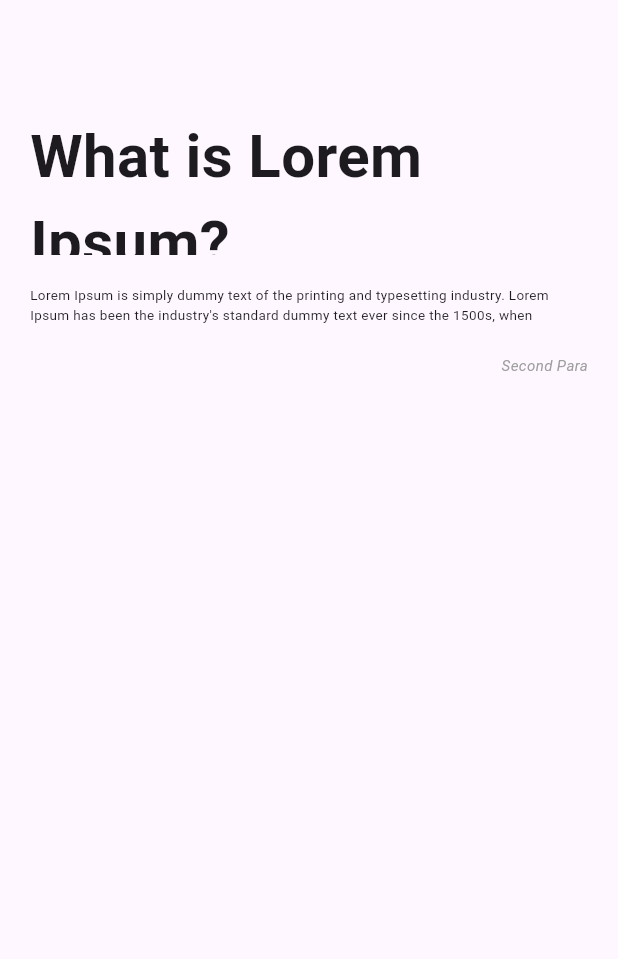
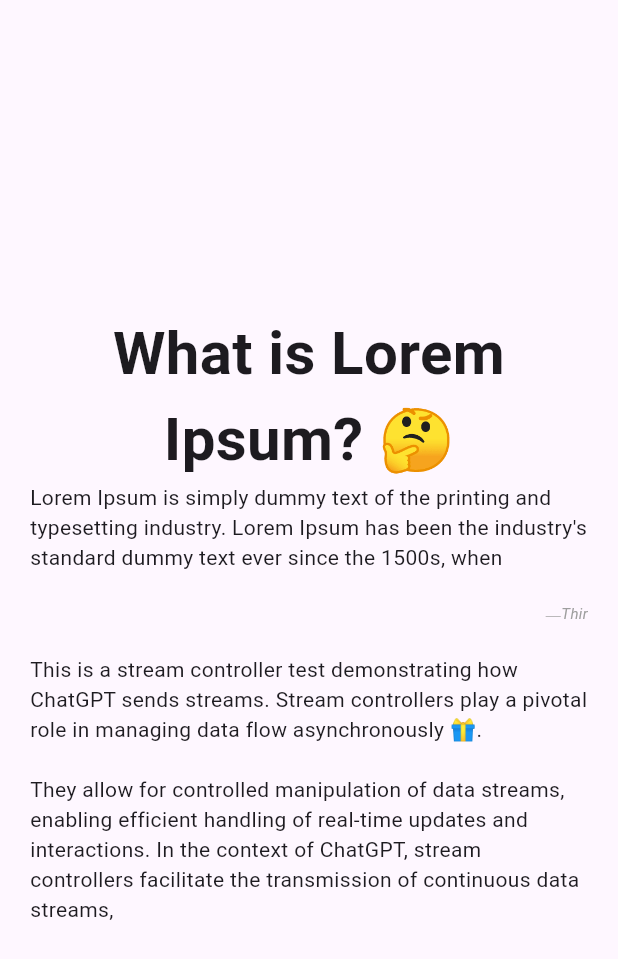
Before and after one commit to Nialixus/typewritertext, a Flutter app: the screen it shows after launch, on a phone screen of 412 x 824 dp. Shown: the top 959 px of the screen. Run offline on Flutter 3.47's test engine with Material 3 defaults, Android fonts, the phone set to English and light mode, and no system bars; drawn by our look-alikes of auto_size_text.

Commit message:
## 3.0.7
- Fix text overflow clipped
- Add `TypeWriterController.fromStream`
- Support emoji in text

````diff
--- a/example/lib/main.dart
+++ b/example/lib/main.dart
@@ -1,4 +1,5 @@
 import 'package:auto_size_text/auto_size_text.dart';
+import 'package:example/stream.dart';
 import 'package:flutter/material.dart';
 import 'package:typewritertext/typewritertext.dart';
 
@@ -20,17 +21,16 @@ class MyNewApp extends StatelessWidget {
   Widget build(BuildContext context) {
     return SelectionArea(
       child: Scaffold(
-        appBar: AppBar(),
         body: Padding(
           padding: const EdgeInsets.all(20.0),
-          child: Center(
           child: Column(
+            mainAxisAlignment: MainAxisAlignment.center,
             crossAxisAlignment: CrossAxisAlignment.stretch,
             children: [
               TypeWriter.text(
-                  "What is Lorem Ipsum?",
+                "What is Lorem Ipsum? 🤔",
                 maintainSize: true,
-                  alignment: Alignment.center,
+                textAlign: TextAlign.center,
                 style: const TextStyle(
                   fontSize: 40.0,
                   fontWeight: FontWeight.bold,
@@ -48,16 +48,15 @@ class MyNewApp extends StatelessWidget {
                         "printer took a galley of type and scrambled it to "
                         "make a type specimen book. It has survived not only "
                         "five centuries, but also the leap into electronic typesetting, "
-                          "remaining essentially unchanged. ",
+                        "remaining essentially unchanged 🎉.",
                     duration: const Duration(milliseconds: 50),
                   ),
                   builder: (context, value) {
                     return AutoSizeText(
                       value.text,
-                        maxLines: 2,
+                      maxLines: 4,
                       minFontSize: 2.0,
                       textAlign: TextAlign.left,
-                        style: const TextStyle(fontSize: 14.0),
                     );
                   },
                 ),
@@ -67,16 +66,16 @@ class MyNewApp extends StatelessWidget {
                 child: TypeWriter(
                   controller: TypeWriterController.fromValue(
                     TypeWriterValue([
-                        'First Paragraph',
-                        'Second Paragraph',
-                        'Third Paragraph'
+                      '🚀 First Paragraph',
+                      'Second 🎁 Paragraph',
+                      'Third Paragraph 🎉'
                     ]),
-                      duration: const Duration(milliseconds: 300),
+                    duration: const Duration(milliseconds: 200),
                     repeat: true,
                   ),
                   builder: (context, value) {
                     return Text(
-                        value.text,
+                      '⎯ ${value.text}',
                       style: const TextStyle(
                         color: Colors.grey,
                         fontStyle: FontStyle.italic,
@@ -85,9 +84,17 @@ class MyNewApp extends StatelessWidget {
                     );
                   },
                 ),
+              ),
+              Padding(
+                padding: const EdgeInsets.only(top: 20.0),
+                child: TypeWriter(
+                  controller: TypeWriterController.fromStream(
+                    ChatGPTStreamExample(),
+                  ),
+                  builder: (context, value) => Text(value.text),
+                ),
               )
             ],
-            ),
           ),
         ),
       ),
--- /dev/null
+++ b/example/lib/stream.dart
@@ -0,0 +1,122 @@
+import 'dart:async';
+
+class ChatGPTStreamExample extends Stream<String> {
+  ChatGPTStreamExample({List<String>? message}) {
+    chat(message: message);
+  }
+
+  final _controller = StreamController<String>();
+
+  @override
+  StreamSubscription<String> listen(
+    void Function(String event)? onData, {
+    Function? onError,
+    void Function()? onDone,
+    bool? cancelOnError,
+  }) {
+    return _controller.stream.listen(
+      onData,
+      onError: onError,
+      onDone: onDone,
+      cancelOnError: cancelOnError,
+    );
+  }
+
+  Future<void> chat({List<String>? message}) async {
+    int index = 0;
+    List<String> response = message ??
+        [
+          "This",
+          " is",
+          " a",
+          " stream",
+          " controller",
+          " test",
+          " demonstrating",
+          " how",
+          " ChatGPT",
+          " sends",
+          " streams.",
+          " Stream",
+          " controllers",
+          " play",
+          " a",
+          " pivotal",
+          " role",
+          " in",
+          " managing",
+          " data",
+          " flow",
+          " asynchronously",
+          " 🎁.",
+          "\n\nThey",
+          " allow",
+          " for",
+          " controlled",
+          " manipulation",
+          " of",
+          " data",
+          " streams,",
+          " enabling",
+          " efficient",
+          " handling",
+          " of",
+          " real-time",
+          " updates",
+          " and",
+          " interactions.",
+          " In",
+          " the",
+          " context",
+          " of",
+          " ChatGPT,",
+          " stream",
+          " controllers",
+          " facilitate",
+          " the",
+          " transmission",
+          " of",
+          " continuous",
+          " data",
+          " streams,",
+          " such",
+          " as",
+          " ongoing",
+          " conversations",
+          " or",
+          " real-time",
+          " responses",
+          " to",
+          " user",
+          " inputs",
+          " 🚀."
+              "\n\nBy",
+          " leveraging",
+          " stream",
+          " controllers,",
+          " ChatGPT",
+          " ensures",
+          " seamless",
+          " communication",
+          " and",
+          " responsiveness,",
+          " essential",
+          " for",
+          " applications",
+          " requiring",
+          " dynamic",
+          " and",
+          " interactive",
+          " content",
+          " 🎉."
+        ];
+
+    if (response.isNotEmpty) _controller.add(response[index]);
+    Timer.periodic(const Duration(milliseconds: 150), (_) {
+      if (index + 1 < response.length) {
+        index += 1;
+        _controller.add(response[index]);
+      }
+    });
+  }
+}
--- a/lib/v3/typewriter.dart
+++ b/lib/v3/typewriter.dart
@@ -231,7 +231,7 @@ class _X extends State<TypeWriter> {
                   key: widget.key,
                   locale: widget.locale,
                   maxLines: widget.maxLines,
-                  overflow: widget.overflow,
+                  overflow: widget.overflow ?? TextOverflow.visible,
                   semanticsLabel: widget.semanticsLabel,
                   softWrap: widget.softWrap,
                   strutStyle: widget.strutStyle,
@@ -260,7 +260,7 @@ class _X extends State<TypeWriter> {
           repeat: widget.repeat,
         );
 
-    if (widget.enabled && mounted) {
+    if (widget.enabled && mounted && controller._autorun) {
       WidgetsBinding.instance.addPostFrameCallback((timeStamp) {
         controller.start(controller.value.index).then((_) {
           if (widget.onFinished != null) widget.onFinished!(controller.value);
--- a/lib/v3/typewriter_controller.dart
+++ b/lib/v3/typewriter_controller.dart
@@ -15,6 +15,16 @@ part of '../typewritertext.dart';
 /// );
 /// ```
 class TypeWriterController extends ValueNotifier<TypeWriterValue> {
+  TypeWriterController.fromStream(Stream<String> stream)
+      : duration = Duration.zero,
+        repeat = false,
+        _autorun = false,
+        super(TypeWriterValue([])) {
+    stream.listen((text) {
+      value += text;
+    });
+  }
+
   /// Constructor for [TypeWriterController].
   ///
   /// [text] is the text to be written.
@@ -31,7 +41,8 @@ class TypeWriterController extends ValueNotifier<TypeWriterValue> {
     required String text,
     required this.duration,
     this.repeat = false,
-  }) : super(TypeWriterValue([text]));
+  })  : _autorun = true,
+        super(TypeWriterValue([text]));
 
   /// Constructor for [TypeWriterController].
   ///
@@ -49,7 +60,7 @@ class TypeWriterController extends ValueNotifier<TypeWriterValue> {
     super.value, {
     required this.duration,
     this.repeat = false,
-  });
+  }) : _autorun = true;
 
   /// Delay time between each character.
   final Duration duration;
@@ -59,10 +70,13 @@ class TypeWriterController extends ValueNotifier<TypeWriterValue> {
 
   bool _stop = false;
 
+  /// Specifies whether the animation should start automatically.
+  final bool _autorun;
+
   /// Starts the animation. [index] is the index to start from.
   Future<void> start([int? index]) async {
     try {
-      if (!_stop) {
+      if (!_stop && value.length > 0) {
         await Future.delayed(duration);
         if (index != null) {
           value.index = index;
--- a/lib/v3/typewriter_value.dart
+++ b/lib/v3/typewriter_value.dart
@@ -23,6 +23,22 @@ class TypeWriterValue {
     int index = 0,
   }) : _index = index;
 
+  /// Add [text] to the existing [data] and returns
+  /// a new [TypeWriterValue] instance with the updated data and index.
+  ///
+  /// ```dart
+  /// final value = TypeWriterValue(['Hello ', 'World']);
+  /// final value2 = value + ' 👑'
+  /// print(value2.text); // Hello World 👑
+  /// ```
+  TypeWriterValue operator +(String text) {
+    String value = [...data, text].join();
+    return TypeWriterValue(
+      [value],
+      index: value.runes.length - 1,
+    );
+  }
+
   /// List of [String] text to be written where each item
   /// will replace the previous one based on the given [index].
   Iterable<String> data;
@@ -31,9 +47,9 @@ class TypeWriterValue {
 
   /// Total length of [data].
   int get length {
-    final result = data.fold<int>(0, (p, n) => p + n.runes.toList().length);
-    assert(result > 0, 'Length of text data must be greater than 0');
-    return result;
+    return data.fold<int>(0, (previous, current) {
+      return previous + current.runes.length;
+    });
   }
 
   /// End index of the text that want to be written.
@@ -54,7 +70,7 @@ class TypeWriterValue {
         index.add(current + i);
       }
       indexes.add(index);
-      current = current + item.runes.length;
+      current += item.runes.length;
     }
 
     return indexes;
@@ -62,21 +78,17 @@ class TypeWriterValue {
 
   /// Current displayed text based on given [index].
   String get text {
-    var index = _indexes.indexWhere((e) => e.contains(this.index));
-    return runeSubstring(
-        input: data.join(),
-        start:
-            (index < 0 ? _indexes.last.first : _indexes[index].first) % length,
-        end: this.index + 1);
-  }
-
-  String runeSubstring(
-      {required String input, required int start, required int end}) {
-    return String.fromCharCodes(input.runes.toList().sublist(start, end));
+    if (_indexes.isEmpty) return '';
+    final index = _indexes.indexWhere((e) => e.contains(this.index));
+    final start = index < 0 ? _indexes.last.first : _indexes[index].first;
+    final end = this.index + 1;
+    return String.fromCharCodes(
+      data.join().runes.toList().sublist(start % length, end),
+    );
   }
 
   @override
   String toString() {
-    return 'TypeWriterValue{data: $data, text: $text, index: $index}';
+    return 'TypeWriterValue(data: $data, text: $text, index: $index)';
   }
 }
--- a/pubspec.yaml
+++ b/pubspec.yaml
@@ -1,7 +1,6 @@
 name: typewritertext
-description: A simple typewriter text animation wrapper for flutter. Supports
-  iOS, Android, web, Windows, macOS, and Linux.
-version: 3.0.6
+description: A simple typewriter text animation wrapper for flutter. Supports iOS, Android, web, Windows, macOS, and Linux.
+version: 3.0.7
 homepage: https://inidia.app
 repository: https://github.com/Nialixus/typewritertext.git
 issue_tracker: https://github.com/Nialixus/typewritertext/issues
````
Also changed, not shown: example/pubspec.lock, 5 other files. Lines whose indentation alone changed are shown as unchanged.
